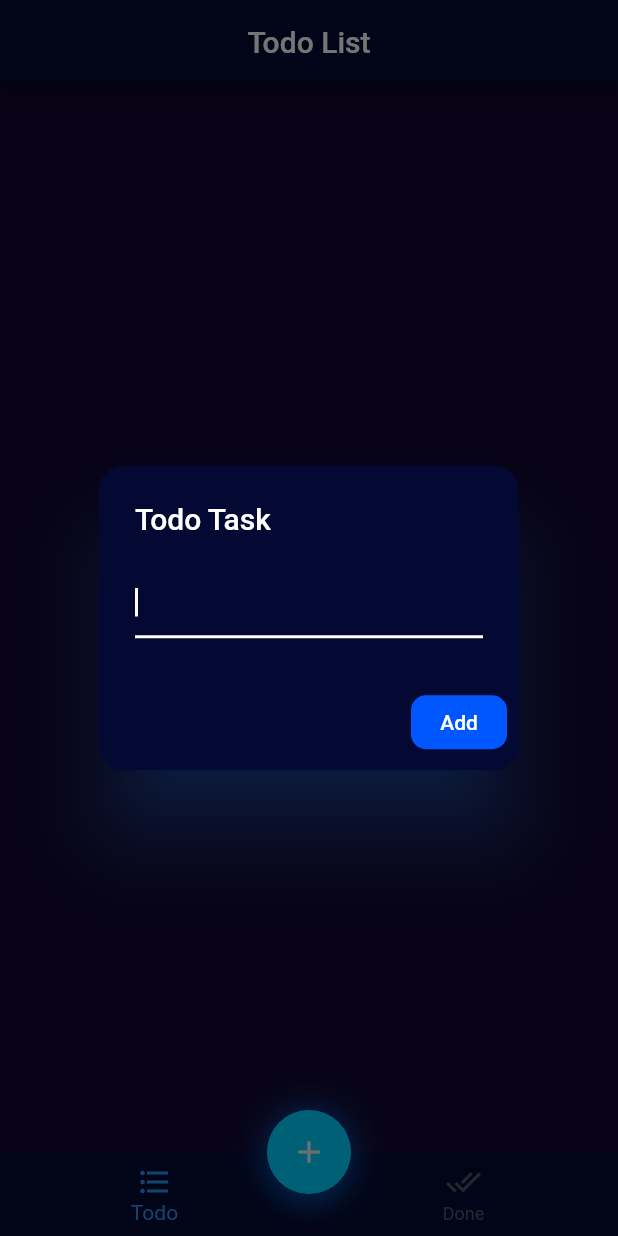
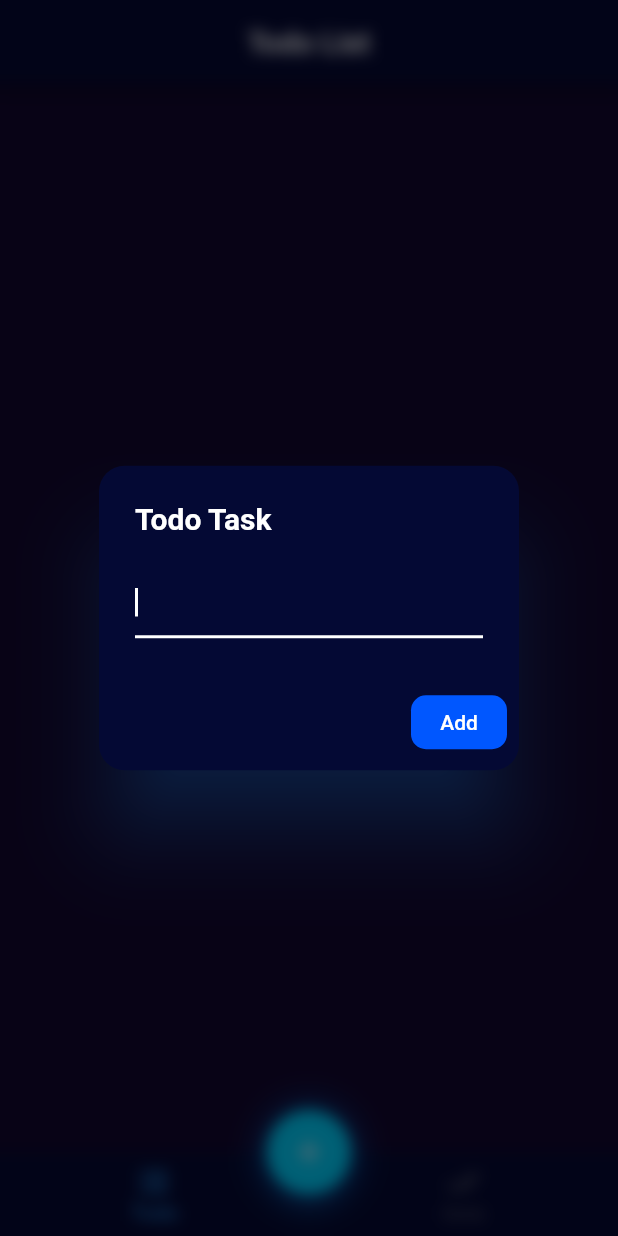
Before and after one commit to Mman7/todolist_flutter, a Flutter app: the screen it shows after launch, after a tap on the "add" icon, on a phone screen of 412 x 824 dp. Run offline on Flutter 3.47's test engine with Material 2 defaults, Android fonts, the phone set to English and light mode, and no system bars; our stand-ins replace hexcolor, shared_preferences.

Commit message:
add lock user screen rotate,refactored code

```diff
--- a/lib/main.dart
+++ b/lib/main.dart
@@ -1,4 +1,7 @@
+import 'dart:ui';
+
 import 'package:flutter/material.dart';
+import 'package:flutter/services.dart';
 import 'package:hexcolor/hexcolor.dart';
 
 import 'package:simple_todo/abstract/widget/delete_all_button.dart';
@@ -12,6 +15,12 @@ import 'abstract/providers/data_provider.dart';
 //build command: flutter build apk --split-per-abi --no-shrink --no-sound-null-safety
 
 void main() {
+  /// Lock screen rotate
+  WidgetsFlutterBinding.ensureInitialized();
+  SystemChrome.setPreferredOrientations(
+      [DeviceOrientation.portraitUp, DeviceOrientation.portraitDown]);
+
+  ///
   runApp(MultiProvider(providers: [
     ChangeNotifierProvider<DataProvider>(create: (_) => DataProvider())
   ], child: const MyApp()));
@@ -46,8 +55,6 @@ class _TodoListState extends State<TodoList> {
   String? _inputText;
   int _selectedIndex = 0;
   final ScrollController scrollController = ScrollController();
-  Offset completeButtonPos = const Offset(0, 0);
-  Offset optionsButtonPos = const Offset(0, 0);
 
   @override
   void dispose() {
@@ -73,17 +80,17 @@ class _TodoListState extends State<TodoList> {
   openDialog(String _title, String _buttonText) {
     return showDialog(
         context: context,
-        builder: (context) => AlertDialog(
+        builder: (context) => BackdropFilter(
+              filter: ImageFilter.blur(sigmaX: 5, sigmaY: 5),
+              child: AlertDialog(
                 shadowColor: HexColor('#1C92FF').withAlpha(100),
                 backgroundColor: HexColor('#040934'),
                 title: Text(
                   _title,
-                style: TextStyle(
-                    fontWeight:
-                        Theme.of(context).textTheme.bodyLarge?.fontWeight,
-                    fontSize: Theme.of(context).textTheme.bodyLarge?.fontSize),
                 ),
                 content: TextField(
+                  autocorrect: false,
+                  enableSuggestions: false,
                   cursorColor: Colors.white,
                   autofocus: true,
                   style: const TextStyle(color: Colors.white),
@@ -91,15 +98,13 @@ class _TodoListState extends State<TodoList> {
                 ),
                 actions: [
                   TextButton(
-                    style: TextButton.styleFrom(
-                        backgroundColor: HexColor('#0057FF'),
-                        foregroundColor: Colors.white),
                       onPressed: () =>
                           Navigator.of(context).pop(_textFieldController.text),
                       child: Text(
                         _buttonText,
                       ))
                 ],
+              ),
             ));
   }
 
@@ -152,7 +157,7 @@ class _TodoListState extends State<TodoList> {
               onPress: () async {
                 _textFieldController.text = '';
                 String? value = await openDialog('Todo Task', 'Add');
-                if (value == null) return;
+                if (value == null || value == '') return;
                 setState(() {
                   _inputText = value;
                 });
```
Lines whose indentation alone changed are shown as unchanged.
